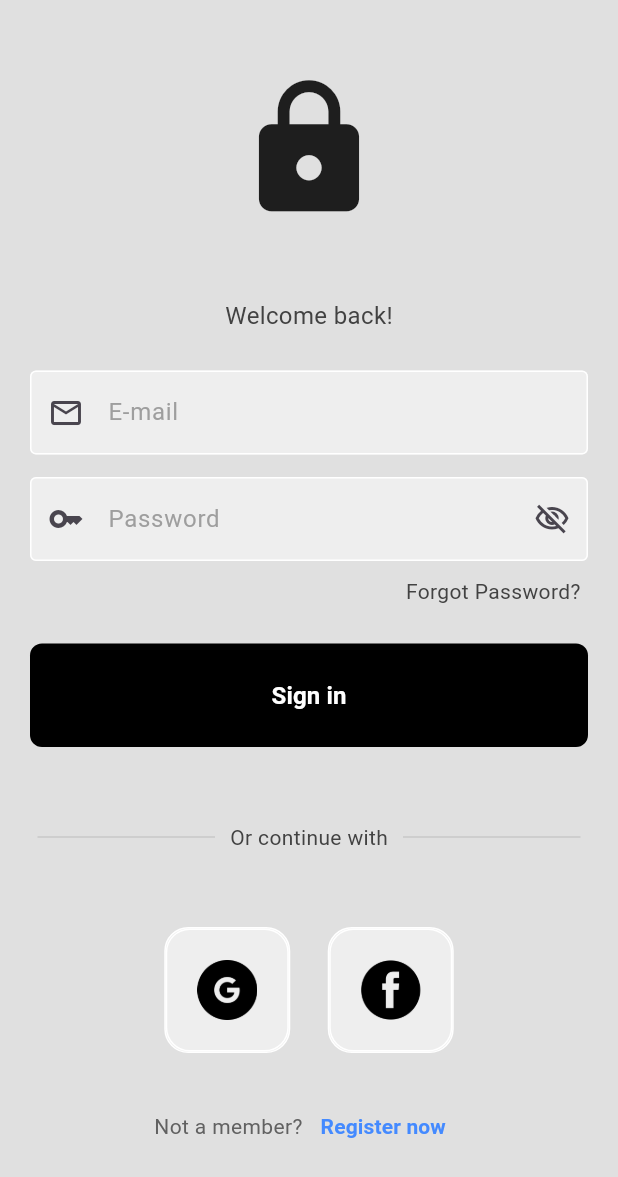
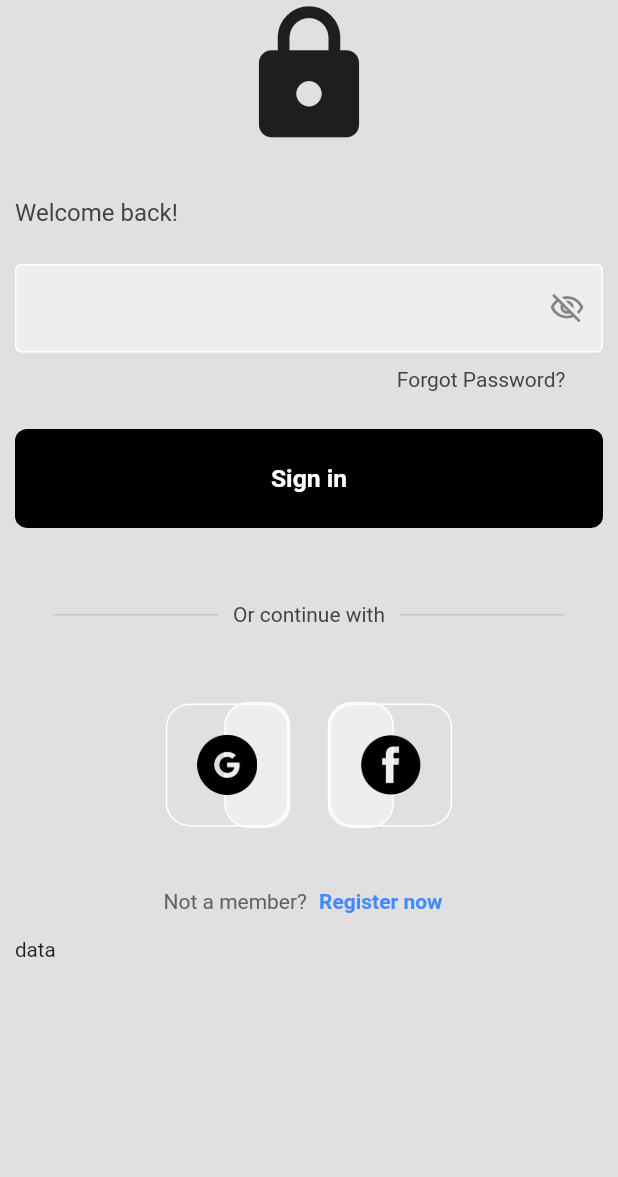
Before and after one commit to FaizAhamed2o1/MribMart, a Flutter app: the screen it shows after launch, after a tap on an icon or button, on a phone screen of 412 x 824 dp. Shown: the top 1177 px of the screen. Run offline on Flutter 3.47's test engine with Material 2 defaults, Android fonts, the phone set to English and light mode, and no system bars; our stand-ins replace flutter_animate, flutter_riverpod, flutter_svg, sizer.

Commit message:
first_commit

```diff
--- a/lib/widgets/login_registration_textfield.dart
+++ b/lib/common/widgets/login_registration_textfield.dart
@@ -21,7 +21,7 @@
   Widget build(BuildContext context) {
     return Padding(
       padding: const EdgeInsets.symmetric(horizontal: 20.0),
-      child: TextField(
+      child: TextFormField(
         controller: controller,
         obscureText: obscureText,
         decoration: InputDecoration(
--- /dev/null
+++ b/lib/common/widgets/sign_in_registration_button.dart
@@ -0,0 +1,32 @@
+import 'package:flutter/material.dart';
+import 'package:sizer/sizer.dart';
+
+class SigninRegistrationButton extends StatelessWidget {
+  const SigninRegistrationButton({super.key});
+
+  @override
+  Widget build(BuildContext context) {
+    return SizedBox(
+      height: 8.h,
+      width: 100.w,
+      child: TextButton(
+        onPressed: () {},
+        style: TextButton.styleFrom(
+          shape: RoundedRectangleBorder(
+            borderRadius: BorderRadius.circular(8),
+          ),
+          backgroundColor: Colors.black,
+          foregroundColor: Colors.white,
+          minimumSize: const Size(double.infinity, 0),
+        ),
+        child: Text(
+          'Sign in',
+          style: TextStyle(
+            fontSize: 12.sp,
+            fontWeight: FontWeight.bold,
+          ),
+        ),
+      ),
+    );
+  }
+}
--- a/lib/main.dart
+++ b/lib/main.dart
@@ -1,8 +1,10 @@
 import 'package:flutter/material.dart';
+import 'package:flutter_riverpod/flutter_riverpod.dart';
 import 'package:mribmart/pages/splash_screen/splash_screen.dart';
+import 'package:sizer/sizer.dart';
 
 void main() {
-  runApp(const MyApp());
+  runApp(const ProviderScope(child: MyApp()));
 }
 
 class MyApp extends StatelessWidget {
@@ -11,14 +13,16 @@
   // This widget is the root of your application.
   @override
   Widget build(BuildContext context) {
+    return Sizer(builder: (context, _, __) {
       return MaterialApp(
         debugShowCheckedModeBanner: false,
         title: 'Flutter Demo',
-      theme: ThemeData(
-        colorScheme: ColorScheme.fromSeed(seedColor: Colors.deepPurple),
+        darkTheme: ThemeData(
+          //colorScheme: ColorScheme.fromSeed(seedColor: Colors.deepPurple),
           useMaterial3: true,
         ),
         home: const SplashScreen(),
       );
+    });
   }
 }
--- a/lib/pages/intro_screen/intro_screen.dart
+++ b/lib/pages/intro_screen/intro_screen.dart
@@ -2,7 +2,7 @@
 
 import 'package:flutter/material.dart';
 import 'package:flutter_animate/flutter_animate.dart';
-import 'package:mribmart/pages/login_screen/login_screen.dart';
+import 'package:mribmart/pages/login_screen/view/login_screen.dart';
 // import 'package:flutter_animate/flutter_animate.dart';
 // import 'package:flutter_svg/flutter_svg.dart';
 
--- a/lib/pages/login_screen/login_screen.dart
+++ /dev/null
@@ -1,205 +0,0 @@
-import 'package:flutter/material.dart';
-import 'package:mribmart/widgets/sign_in_registration_button.dart';
-
-import '../../widgets/login_registration_textfield.dart';
-import '../../widgets/square_tile.dart';
-import '../signup_screen/signup_screen.dart';
-
-class LoginScreen extends StatefulWidget {
-  const LoginScreen({super.key});
-
-  @override
-  State<LoginScreen> createState() => _LoginScreenState();
-}
-
-class _LoginScreenState extends State<LoginScreen> {
-  bool isObscure = true;
-  final emailController = TextEditingController();
-  final passwordController = TextEditingController();
-  void toggleView() {
-    setState(() {
-      isObscure = !isObscure;
-    });
-  }
-
-  @override
-  Widget build(BuildContext context) {
-    return Scaffold(
-      backgroundColor: Colors.grey[300],
-      body: SafeArea(
-        child: Center(
-          child: SingleChildScrollView(
-            child: Column(
-              mainAxisAlignment: MainAxisAlignment.center,
-              children: [
-                //login logo
-                const Icon(
-                  Icons.lock,
-                  size: 100,
-                ),
-                const SizedBox(
-                  height: 50,
-                ),
-
-                //welcome text
-                Text(
-                  'Welcome back!',
-                  style: TextStyle(
-                    color: Colors.grey[800],
-                    fontSize: 16,
-                  ),
-                ),
-                const SizedBox(
-                  height: 25,
-                ),
-
-                //email text field
-                LoginRegistrationTextField(
-                  controller: emailController,
-                  leftLogo: const Icon(Icons.mail_outlined),
-                  hintText: 'E-mail',
-                  obscureText: false,
-                ),
-                const SizedBox(
-                  height: 15,
-                ),
-
-                //password text field
-                LoginRegistrationTextField(
-                  leftLogo: const Icon(Icons.key_outlined),
-                  rightLogo: IconButton(
-                    onPressed: toggleView,
-                    icon: isObscure
-                        ? const Icon(Icons.visibility_off_outlined)
-                        : const Icon(Icons.visibility_outlined),
-                  ),
-                  controller: passwordController,
-                  hintText: 'Password',
-                  obscureText: isObscure,
-                ),
-                const SizedBox(
-                  height: 10,
-                ),
-
-                // forgot password text
-                Padding(
-                  padding: const EdgeInsets.symmetric(horizontal: 25.0),
-                  child: Row(
-                    mainAxisAlignment: MainAxisAlignment.end,
-                    children: [
-                      Text(
-                        'Forgot Password?',
-                        style: TextStyle(
-                          color: Colors.grey.shade800,
-                        ),
-                      ),
-                    ],
-                  ),
-                ),
-                const SizedBox(
-                  height: 25,
-                ),
-
-                // sign in button
-                Container(
-                  margin: const EdgeInsets.symmetric(horizontal: 20),
-                  child: const SigninRegistrationButton(),
-                ),
-                const SizedBox(
-                  height: 50,
-                ),
-
-                // or continue with text
-                Padding(
-                  padding: const EdgeInsets.symmetric(horizontal: 25.0),
-                  child: Row(
-                    children: [
-                      // divider
-                      Expanded(
-                        child: Divider(
-                          thickness: 0.7,
-                          color: Colors.grey.shade400,
-                        ),
-                      ),
-
-                      // text
-                      Padding(
-                        padding: const EdgeInsets.symmetric(horizontal: 10.0),
-                        child: Text(
-                          'Or continue with',
-                          style: TextStyle(
-                            color: Colors.grey.shade800,
-                          ),
-                        ),
-                      ),
-
-                      // divider
-                      Expanded(
-                        child: Divider(
-                          thickness: 0.7,
-                          color: Colors.grey.shade400,
-                        ),
-                      ),
-                    ],
-                  ),
-                ),
-                const SizedBox(
-                  height: 50,
-                ),
-
-                // google and facebook logo in square tile
-                const Row(
-                  mainAxisAlignment: MainAxisAlignment.center,
-                  children: [
-                    // google button
-                    SquareTile(imagePath: 'assets/images/google_logo.png'),
-
-                    SizedBox(width: 25),
-
-                    // apple button
-                    SquareTile(imagePath: 'assets/images/facebook_logo.png')
-                  ],
-                ),
-                const SizedBox(
-                  height: 25,
-                ),
-
-                // not registered? signup
-                Row(
-                  mainAxisAlignment: MainAxisAlignment.center,
-                  children: [
-                    Text(
-                      'Not a member?',
-                      style: TextStyle(color: Colors.grey[700]),
-                    ),
-                    TextButton(
-                      onPressed: () {
-                        // push to register page
-                        Navigator.pushReplacement(
-                          context,
-                          MaterialPageRoute(
-                            builder: (context) => const SignupScreen(),
-                          ),
-                        );
-                      },
-                      style: TextButton.styleFrom(
-                        backgroundColor: Colors.transparent,
-                      ),
-                      child: const Text(
-                        'Register now',
-                        style: TextStyle(
-                          color: Colors.blueAccent,
-                          fontWeight: FontWeight.bold,
-                        ),
-                      ),
-                    ),
-                  ],
-                )
-              ],
-            ),
-          ),
-        ),
-      ),
-    );
-  }
-}
--- /dev/null
+++ b/lib/pages/login_screen/provider/login_screen_provider.dart
@@ -0,0 +1,5 @@
+import 'package:flutter_riverpod/flutter_riverpod.dart';
+
+final obscureProvider = StateProvider<bool>((ref) {
+  return true;
+});
--- /dev/null
+++ b/lib/pages/login_screen/view/login_screen.dart
@@ -0,0 +1,429 @@
+import 'package:flutter/material.dart';
+import 'package:flutter_riverpod/flutter_riverpod.dart';
+import 'package:mribmart/pages/login_screen/provider/login_screen_provider.dart';
+import 'package:mribmart/utils/app_sizer.dart';
+import 'package:mribmart/common/widgets/sign_in_registration_button.dart';
+import 'package:sizer/sizer.dart';
+
+import '../../../common/widgets/square_tile.dart';
+import '../../provider/root_provider.dart';
+
+// class LoginScreen extends StatefulWidget {
+//   const LoginScreen({super.key});
+
+//   @override
+//   State<LoginScreen> createState() => _LoginScreenState();
+// }
+
+// class _LoginScreenState extends State<LoginScreen> {
+//   bool isObscure = true;
+//   final emailController = TextEditingController();
+//   final passwordController = TextEditingController();
+//   void toggleView() {
+//     setState(() {
+//       isObscure = !isObscure;
+//     });
+//   }
+
+//   @override
+//   Widget build(BuildContext context) {
+//     return Scaffold(
+//       backgroundColor: Colors.grey[300],
+//       body: SafeArea(
+//         child: Center(
+//           child: SingleChildScrollView(
+//             child: Column(
+//               mainAxisAlignment: MainAxisAlignment.center,
+//               children: [
+//                 //login logo
+//                 const Icon(
+//                   Icons.lock,
+//                   size: 100,
+//                 ),
+//                 const SizedBox(
+//                   height: 50,
+//                 ),
+
+//                 //welcome text
+//                 Text(
+//                   'Welcome back!',
+//                   style: TextStyle(
+//                     color: Colors.grey[800],
+//                     fontSize: 16,
+//                   ),
+//                 ),
+//                 const SizedBox(
+//                   height: 25,
+//                 ),
+
+//                 //email text field
+//                 LoginRegistrationTextField(
+//                   controller: emailController,
+//                   leftLogo: const Icon(Icons.mail_outlined),
+//                   hintText: 'E-mail',
+//                   obscureText: false,
+//                 ),
+//                 const SizedBox(
+//                   height: 15,
+//                 ),
+
+//                 //password text field
+//                 LoginRegistrationTextField(
+//                   leftLogo: const Icon(Icons.key_outlined),
+//                   rightLogo: IconButton(
+//                     onPressed: toggleView,
+//                     icon: isObscure
+//                         ? const Icon(Icons.visibility_off_outlined)
+//                         : const Icon(Icons.visibility_outlined),
+//                   ),
+//                   controller: passwordController,
+//                   hintText: 'Password',
+//                   obscureText: isObscure,
+//                 ),
+//                 const SizedBox(
+//                   height: 10,
+//                 ),
+
+//                 // forgot password text
+//                 Padding(
+//                   padding: const EdgeInsets.symmetric(horizontal: 25.0),
+//                   child: Row(
+//                     mainAxisAlignment: MainAxisAlignment.end,
+//                     children: [
+//                       Text(
+//                         'Forgot Password?',
+//                         style: TextStyle(
+//                           color: Colors.grey.shade800,
+//                         ),
+//                       ),
+//                     ],
+//                   ),
+//                 ),
+//                 const SizedBox(
+//                   height: 25,
+//                 ),
+
+//                 // sign in button
+//                 Container(
+//                   margin: const EdgeInsets.symmetric(horizontal: 20),
+//                   child: const SigninRegistrationButton(),
+//                 ),
+//                 const SizedBox(
+//                   height: 50,
+//                 ),
+
+//                 // or continue with text
+//                 Padding(
+//                   padding: const EdgeInsets.symmetric(horizontal: 25.0),
+//                   child: Row(
+//                     children: [
+//                       // divider
+//                       Expanded(
+//                         child: Divider(
+//                           thickness: 0.7,
+//                           color: Colors.grey.shade400,
+//                         ),
+//                       ),
+
+//                       // text
+//                       Padding(
+//                         padding: const EdgeInsets.symmetric(horizontal: 10.0),
+//                         child: Text(
+//                           'Or continue with',
+//                           style: TextStyle(
+//                             color: Colors.grey.shade800,
+//                           ),
+//                         ),
+//                       ),
+
+//                       // divider
+//                       Expanded(
+//                         child: Divider(
+//                           thickness: 0.7,
+//                           color: Colors.grey.shade400,
+//                         ),
+//                       ),
+//                     ],
+//                   ),
+//                 ),
+//                 const SizedBox(
+//                   height: 50,
+//                 ),
+
+//                 // google and facebook logo in square tile
+//                 const Row(
+//                   mainAxisAlignment: MainAxisAlignment.center,
+//                   children: [
+//                     // google button
+//                     SquareTile(imagePath: 'assets/images/google_logo.png'),
+
+//                     SizedBox(width: 25),
+
+//                     // apple button
+//                     SquareTile(imagePath: 'assets/images/facebook_logo.png')
+//                   ],
+//                 ),
+//                 const SizedBox(
+//                   height: 25,
+//                 ),
+
+//                 // not registered? signup
+//                 Row(
+//                   mainAxisAlignment: MainAxisAlignment.center,
+//                   children: [
+//                     Text(
+//                       'Not a member?',
+//                       style: TextStyle(color: Colors.grey[700]),
+//                     ),
+//                     TextButton(
+//                       onPressed: () {
+//                         // push to register page
+//                         // Navigator.pushReplacement(
+//                         //   context,
+//                         //   MaterialPageRoute(
+//                         //     builder: (context) => SignupScreen(),
+//                         //   ),
+//                         // );
+//                       },
+//                       style: TextButton.styleFrom(
+//                         backgroundColor: Colors.transparent,
+//                       ),
+//                       child: const Text(
+//                         'Register now',
+//                         style: TextStyle(
+//                           color: Colors.blueAccent,
+//                           fontWeight: FontWeight.bold,
+//                         ),
+//                       ),
+//                     ),
+//                   ],
+//                 )
+//               ],
+//             ),
+//           ),
+//         ),
+//       ),
+//     );
+//   }
+// }
+
+class LoginScreen extends ConsumerWidget {
+  const LoginScreen({super.key});
+
+  @override
+  Widget build(BuildContext context, WidgetRef ref) {
+    return Scaffold(
+      backgroundColor: Colors.grey[300],
+      body: SafeArea(
+        child: ListView(
+          padding: const EdgeInsets.only(left: 10, right: 10),
+          children: [
+            //login logo
+            const Icon(
+              Icons.lock,
+              size: 100,
+            ),
+
+            gapH32,
+
+            //welcome text
+            Text(
+              'Welcome back!',
+              style: TextStyle(
+                color: Colors.grey[800],
+                fontSize: 16,
+              ),
+            ),
+            const SizedBox(
+              height: 25,
+            ),
+
+            //email text field
+            // LoginRegistrationTextField(
+            //   controller: emailController,
+            //   leftLogo: const Icon(Icons.mail_outlined),
+            //   hintText: 'E-mail',
+            //   obscureText: false,
+            // ),
+            // const SizedBox(
+            //   height: 15,
+            // ),
+
+            // //password text field
+            // LoginRegistrationTextField(
+            //   leftLogo: const Icon(Icons.key_outlined),
+            //   rightLogo: IconButton(
+            //     onPressed: toggleView,
+            //     icon: isObscure
+            //         ? const Icon(Icons.visibility_off_outlined)
+            //         : const Icon(Icons.visibility_outlined),
+            //   ),
+            //   controller: passwordController,
+            //   hintText: 'Password',
+            //   obscureText: isObscure,
+            // ),
+
+            TextFormField(
+              controller: ref.watch(textControllerProvider('log_in')),
+              obscureText: ref.watch(obscureProvider),
+              decoration: InputDecoration(
+                //prefixIcon: leftLogo,
+                suffixIcon: IconButton(
+                    onPressed: () {
+                      ref.read(obscureProvider.notifier).state =
+                          !ref.watch(obscureProvider);
+                    },
+                    icon: ref.watch(obscureProvider)
+                        ? const Icon(Icons.visibility_off_outlined)
+                        : const Icon(Icons.visibility_outlined)),
+
+                //hintText: hintText,
+                hintStyle: TextStyle(
+                  color: Colors.grey.shade500,
+                ),
+
+                enabledBorder: const OutlineInputBorder(
+                  borderSide: BorderSide(
+                    color: Colors.white,
+                  ),
+                ),
+                focusedBorder: OutlineInputBorder(
+                  borderSide: BorderSide(
+                    color: Colors.grey.shade400,
+                    width: 1.5,
+                  ),
+                ),
+                filled: true,
+                fillColor: Colors.grey.shade200,
+              ),
+            ),
+
+            const SizedBox(
+              height: 10,
+            ),
+
+            // forgot password text
+            Padding(
+              padding: const EdgeInsets.symmetric(horizontal: 25.0),
+              child: Row(
+                mainAxisAlignment: MainAxisAlignment.end,
+                children: [
+                  Text(
+                    'Forgot Password?',
+                    style: TextStyle(
+                      color: Colors.grey.shade800,
+                    ),
+                  ),
+                ],
+              ),
+            ),
+            const SizedBox(
+              height: 25,
+            ),
+
+            // sign in button
+            Container(
+              //margin: const EdgeInsets.symmetric(horizontal: 20),
+              child: const SigninRegistrationButton(),
+            ),
+            const SizedBox(
+              height: 50,
+            ),
+
+            // or continue with text
+            Padding(
+              padding: const EdgeInsets.symmetric(horizontal: 25.0),
+              child: Row(
+                children: [
+                  // divider
+                  Expanded(
+                    child: Divider(
+                      thickness: 0.7,
+                      color: Colors.grey.shade400,
+                    ),
+                  ),
+
+                  // text
+                  Padding(
+                    padding: const EdgeInsets.symmetric(horizontal: 10.0),
+                    child: Text(
+                      'Or continue with',
+                      style: TextStyle(
+                        color: Colors.grey.shade800,
+                      ),
+                    ),
+                  ),
+
+                  // divider
+                  Expanded(
+                    child: Divider(
+                      thickness: 0.7,
+                      color: Colors.grey.shade400,
+                    ),
+                  ),
+                ],
+              ),
+            ),
+            const SizedBox(
+              height: 50,
+            ),
+
+            // google and facebook logo in square tile
+            const Row(
+              mainAxisAlignment: MainAxisAlignment.center,
+              children: [
+                // google button
+                SquareTile(imagePath: 'assets/images/google_logo.png'),
+
+                SizedBox(width: 25),
+
+                // apple button
+                SquareTile(imagePath: 'assets/images/facebook_logo.png')
+              ],
+            ),
+            const SizedBox(
+              height: 25,
+            ),
+
+            // not registered? signup
+            Row(
+              mainAxisAlignment: MainAxisAlignment.center,
+              children: [
+                Text(
+                  'Not a member?',
+                  style: TextStyle(color: Colors.grey[700]),
+                ),
+                TextButton(
+                  onPressed: () {
+                    // push to register page
+                    // Navigator.pushReplacement(
+                    //   context,
+                    //   MaterialPageRoute(
+                    //     builder: (context) => const SignupScreen(),
+                    //   ),
+                    // );
+                  },
+                  style: TextButton.styleFrom(
+                    backgroundColor: Colors.transparent,
+                  ),
+                  child: const Text(
+                    'Register now',
+                    style: TextStyle(
+                      color: Colors.blueAccent,
+                      fontWeight: FontWeight.bold,
+                    ),
+                  ),
+                ),
+              ],
+            ),
+
+            Text(
+              'data',
+              style: TextStyle(fontSize: 10.sp),
+            )
+          ],
+        ),
+      ),
+    );
+  }
+}
--- /dev/null
+++ b/lib/pages/provider/root_provider.dart
@@ -0,0 +1,5 @@
+import 'package:flutter/material.dart';
+import 'package:flutter_riverpod/flutter_riverpod.dart';
+
+final textControllerProvider =
+    Provider.family((_, String __) => TextEditingController());
--- /dev/null
+++ b/lib/utils/app_sizer.dart
@@ -0,0 +1,36 @@
+import 'package:flutter/material.dart';
+
+/// Constant sizes to be used in the app (paddings, gaps, rounded corners etc.)
+class Sizes {
+  static const p4 = 4.0;
+  static const p8 = 8.0;
+  static const p12 = 12.0;
+  static const p16 = 16.0;
+  static const p20 = 20.0;
+  static const p24 = 24.0;
+  static const p32 = 32.0;
+  static const p48 = 48.0;
+  static const p64 = 64.0;
+}
+
+/// Constant gap widths
+const gapW4 = SizedBox(width: Sizes.p4);
+const gapW8 = SizedBox(width: Sizes.p8);
+const gapW12 = SizedBox(width: Sizes.p12);
+const gapW16 = SizedBox(width: Sizes.p16);
+const gapW20 = SizedBox(width: Sizes.p20);
+const gapW24 = SizedBox(width: Sizes.p24);
+const gapW32 = SizedBox(width: Sizes.p32);
+const gapW48 = SizedBox(width: Sizes.p48);
+const gapW64 = SizedBox(width: Sizes.p64);
+
+/// Constant gap heights
+const gapH4 = SizedBox(height: Sizes.p4);
+const gapH8 = SizedBox(height: Sizes.p8);
+const gapH12 = SizedBox(height: Sizes.p12);
+const gapH16 = SizedBox(height: Sizes.p16);
+const gapH20 = SizedBox(height: Sizes.p20);
+const gapH24 = SizedBox(height: Sizes.p24);
+const gapH32 = SizedBox(height: Sizes.p32);
+const gapH48 = SizedBox(height: Sizes.p48);
+const gapH64 = SizedBox(height: Sizes.p64);
--- a/pubspec.yaml
+++ b/pubspec.yaml
@@ -37,6 +37,8 @@
   cupertino_icons: ^1.0.2
   flutter_svg: ^2.0.7
   flutter_animate: ^4.2.0+1
+  flutter_riverpod: ^2.3.6
+  sizer: ^2.0.15
 
 dev_dependencies:
   flutter_test:
```
Also changed, not shown: lib/common/widgets/square_tile.dart (renamed from lib/widgets/square_tile.dart), pubspec.lock. Lines whose indentation alone changed are shown as unchanged.
